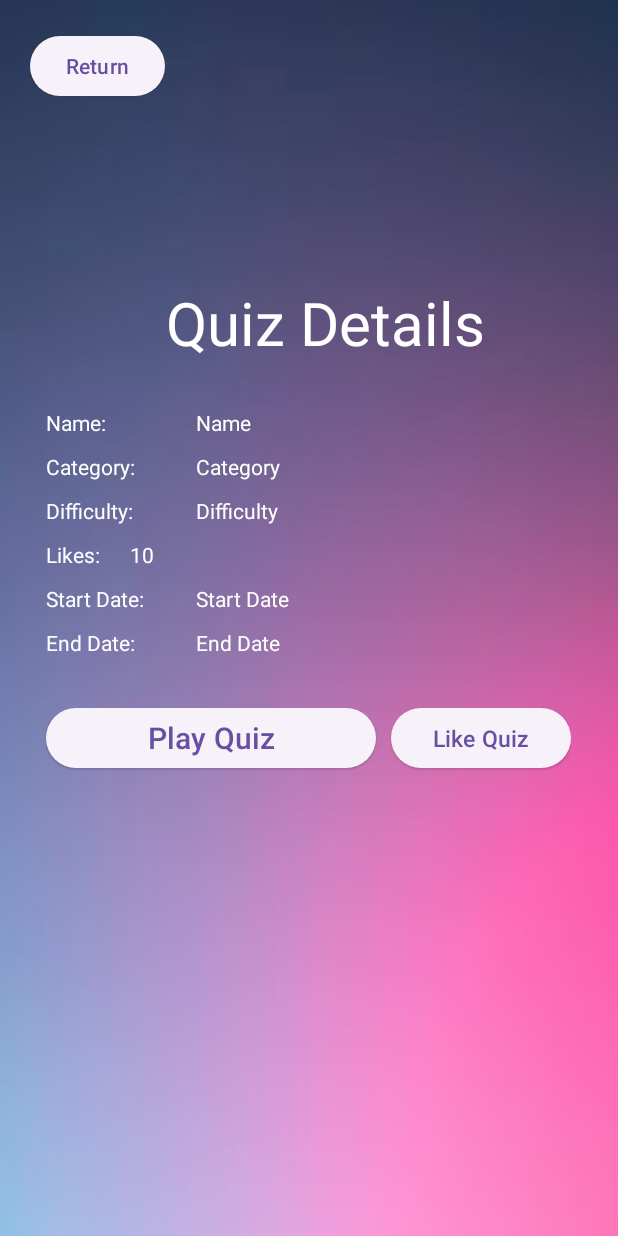
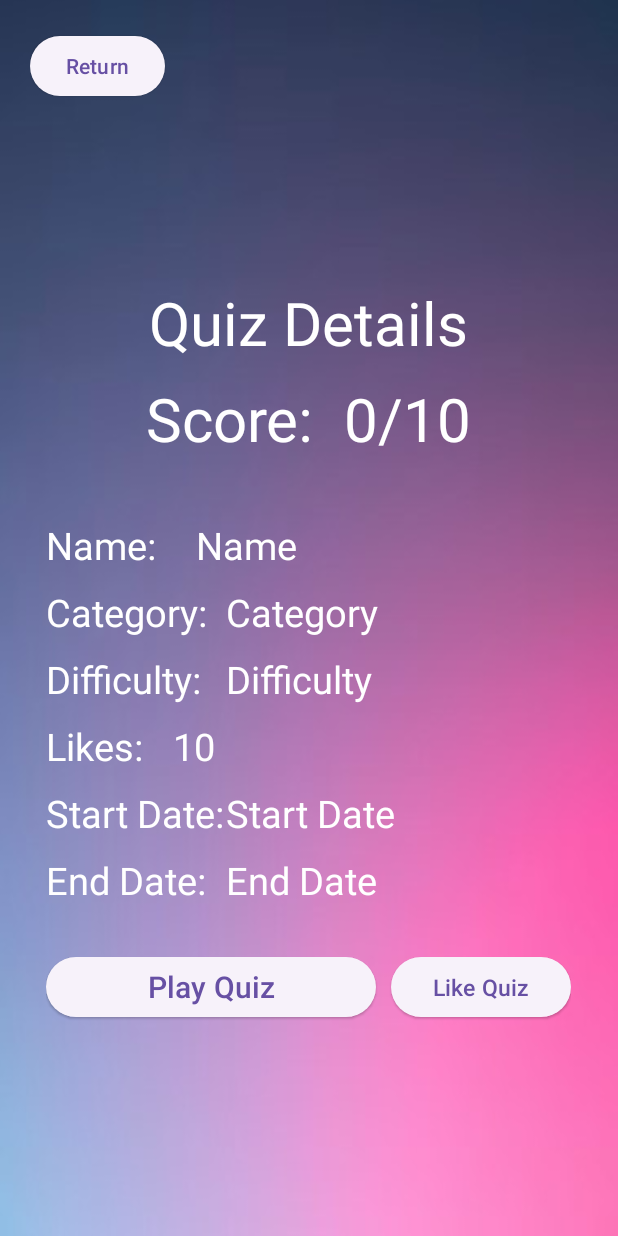
Before and after one commit to BarryHennett/ISCG7424_AndroidAssignment2, an Android app: the QuizDetailPage screen opened directly, with no data from a screen before it, on a phone screen of 412 x 824 dp. Run offline under Robolectric (Android 15) with nearby library versions, the phone set to English and light mode, and no system bars; our stand-ins replace Firebase (no records; nobody signed in at launch, a user with empty details on screens opened directly); 1 statement that could not run was skipped.

Commit message:
got many things working :+1:  :)

```diff
--- a/app/src/main/java/com/example/quizappassignment2/AdminPage.java
+++ b/app/src/main/java/com/example/quizappassignment2/AdminPage.java
@@ -55,7 +55,7 @@ public class AdminPage extends AppCompatActivity implements QuizAdapter.OnItemCl
         // Set item click listener for RecyclerView
         quizAdapter.setOnItemClickListener(this);
 
-        Button signOutButton = findViewById(R.id.admin_btn_sign_out);
+        Button signOutButton = findViewById(R.id.signoutbtnadmin);
         Button addQuizButton = findViewById(R.id.admincreatequizbtn);
 
         signOutButton.setOnClickListener(new View.OnClickListener() {
--- a/app/src/main/java/com/example/quizappassignment2/LoginPage.java
+++ b/app/src/main/java/com/example/quizappassignment2/LoginPage.java
@@ -33,10 +33,10 @@ public class LoginPage extends AppCompatActivity {
         mAuth = FirebaseAuth.getInstance();
 
         emailEditText = findViewById(R.id.editTextemail);
-        TextInputLayout passwordLayout = findViewById(R.id.login_txt_password);
+        TextInputLayout passwordLayout = findViewById(R.id.loginpasswordtxt);
         EditText passwordEditText = passwordLayout.getEditText();
-        loginButton = findViewById(R.id.login_btn_login);
-        signUpButton = findViewById(R.id.login_btn_sign_up);
+        loginButton = findViewById(R.id.loginbtn);
+        signUpButton = findViewById(R.id.signupbtnlgn);
 
         loginButton.setOnClickListener(new View.OnClickListener() {
             @Override
--- a/app/src/main/java/com/example/quizappassignment2/QuizAdapter.java
+++ b/app/src/main/java/com/example/quizappassignment2/QuizAdapter.java
@@ -73,9 +73,9 @@ public class QuizAdapter extends RecyclerView.Adapter<QuizAdapter.QuizViewHolder
             nameTextView = itemView.findViewById(R.id.quiznamerec);
             categoryTextView = itemView.findViewById(R.id.txtcategoryrec);
             difficultyTextView = itemView.findViewById(R.id.txtdifficultyrec);
-            startDateTextView = itemView.findViewById(R.id.rec_txt_start_date);
-            endDateTextView = itemView.findViewById(R.id.rec_txt_end_date);
-            likesTextView = itemView.findViewById(R.id.rec_txt_like); // Initialize TextView for likes
+            startDateTextView = itemView.findViewById(R.id.startdatetxt);
+            endDateTextView = itemView.findViewById(R.id.enddatetxt);
+            likesTextView = itemView.findViewById(R.id.liketxt); // Initialize TextView for likes
 
             // Set click listener for the entire item
             itemView.setOnClickListener(new View.OnClickListener() {
--- a/app/src/main/java/com/example/quizappassignment2/QuizDetailPage.java
+++ b/app/src/main/java/com/example/quizappassignment2/QuizDetailPage.java
@@ -29,14 +29,20 @@ public class QuizDetailPage extends AppCompatActivity {
     private DatabaseReference quizRef;
     private String quizId;
     private boolean hasLiked = false;
+    private boolean isPlayable;
 
     @Override
     protected void onCreate(Bundle savedInstanceState) {
         super.onCreate(savedInstanceState);
         setContentView(R.layout.activity_quiz_detail_page);
 
-        // Retrieve quiz ID from intent extras
+        // Retrieve quiz ID and playability flag from intent extras
         quizId = getIntent().getStringExtra("quizId");
+        isPlayable = getIntent().getBooleanExtra("isPlayable", false);
+
+        // Retrieve the score if available
+        int score = getIntent().getIntExtra("score", -1);
+
         if (quizId == null) {
             Log.e(TAG, "Quiz ID is null");
             Toast.makeText(this, "Invalid quiz ID", Toast.LENGTH_SHORT).show();
@@ -83,6 +89,12 @@ public class QuizDetailPage extends AppCompatActivity {
                         startDateTextView.setText(startDate);
                         endDateTextView.setText(endDate);
 
+                        // Update the score if available
+                        if (score >= 0) {
+                            TextView scoreTextView = findViewById(R.id.detailscore);
+                            scoreTextView.setText(score + "/10");
+                        }
+
                     } catch (Exception e) {
                         Log.e(TAG, "Error retrieving quiz details: " + e.getMessage());
                         Toast.makeText(QuizDetailPage.this, "Failed to load quiz details", Toast.LENGTH_SHORT).show();
@@ -116,6 +128,8 @@ public class QuizDetailPage extends AppCompatActivity {
 
         // Set click listener for the Play Quiz button
         Button playQuizButton = findViewById(R.id.Playquizbtn);
+        if (isPlayable) {
+            playQuizButton.setVisibility(View.VISIBLE);
             playQuizButton.setOnClickListener(new View.OnClickListener() {
                 @Override
                 public void onClick(View v) {
@@ -125,6 +139,9 @@ public class QuizDetailPage extends AppCompatActivity {
                     startActivity(intent);
                 }
             });
+        } else {
+            playQuizButton.setVisibility(View.GONE);
+        }
 
         // Set click listener for the Like Quiz button
         Button likeQuizButton = findViewById(R.id.LikeQuizBTN);
--- a/app/src/main/res/layout/activity_quiz_detail_page.xml
+++ b/app/src/main/res/layout/activity_quiz_detail_page.xml
@@ -32,14 +32,13 @@
 
     <LinearLayout
         android:layout_marginTop="100dp"
-        android:layout_width="350dp"
+        android:layout_width="wrap_content"
         android:layout_height="wrap_content"
         android:layout_gravity="center_horizontal">
 
         <TextView
             android:layout_width="wrap_content"
             android:layout_height="wrap_content"
-            android:layout_marginStart="80dp"
             android:layout_gravity="center_horizontal"
             android:gravity="center_horizontal|center_vertical"
             android:text="Quiz Details"
@@ -47,6 +46,39 @@
             android:textSize="40sp" />
 
 
+    </LinearLayout>
+
+    <LinearLayout
+        android:layout_width="wrap_content"
+        android:layout_height="wrap_content"
+        android:layout_gravity="center_horizontal"
+        android:layout_marginTop="10dp"
+        android:orientation="horizontal">
+
+        <LinearLayout
+            android:layout_width="wrap_content"
+            android:layout_height="wrap_content"
+            android:layout_gravity="center_horizontal"
+            android:layout_marginTop="10dp">
+
+            <TextView
+                android:layout_width="wrap_content"
+                android:layout_height="wrap_content"
+                android:layout_marginStart="10dp"
+                android:text="Score: "
+                android:textColor="#FFFFFF"
+                android:textSize="40sp" />
+
+            <TextView
+                android:id="@+id/detailscore"
+                android:layout_width="wrap_content"
+                android:layout_height="wrap_content"
+                android:layout_marginStart="10dp"
+                android:text="0/10 "
+                android:textColor="#FFFFFF"
+                android:textSize="40sp" />
+
+        </LinearLayout>
     </LinearLayout>
 
     <LinearLayout
@@ -58,7 +90,6 @@
         >
 
         <LinearLayout
-
             android:layout_width="match_parent"
             android:layout_height="wrap_content">
 
@@ -66,6 +97,7 @@
                 android:layout_width="100dp"
                 android:layout_height="wrap_content"
                 android:text="Name:"
+                android:textSize="25sp"
                 android:textColor="#FFFFFF"/>
 
             <TextView
@@ -74,6 +106,7 @@
                 android:layout_height="wrap_content"
                 android:layout_weight="1"
                 android:text="Name"
+                android:textSize="25sp"
                 android:textColor="#FFFFFF"/>
         </LinearLayout>
 
@@ -85,8 +118,9 @@
             <TextView
                 android:layout_width="wrap_content"
                 android:layout_height="wrap_content"
-                android:width="100dp"
+                android:width="120dp"
                 android:text="Category:"
+                android:textSize="25sp"
                 android:textColor="#FFFFFF"/>
 
             <TextView
@@ -94,6 +128,7 @@
                 android:layout_width="match_parent"
                 android:layout_height="wrap_content"
                 android:text="Category"
+                android:textSize="25sp"
                 android:textColor="#FFFFFF"/>
         </LinearLayout>
 
@@ -105,8 +140,9 @@
             <TextView
                 android:layout_width="wrap_content"
                 android:layout_height="wrap_content"
-                android:width="100dp"
+                android:width="120dp"
                 android:text="Difficulty:"
+                android:textSize="25sp"
                 android:textColor="#FFFFFF"/>
 
             <TextView
@@ -114,6 +150,7 @@
                 android:layout_width="match_parent"
                 android:layout_height="wrap_content"
                 android:text="Difficulty"
+                android:textSize="25sp"
                 android:textColor="#FFFFFF"/>
         </LinearLayout>
 
@@ -125,6 +162,7 @@
                 android:layout_width="wrap_content"
                 android:layout_height="wrap_content"
                 android:text="Likes:"
+                android:textSize="25sp"
                 android:textColor="#FFFFFF"/>
 
             <TextView
@@ -133,6 +171,7 @@
                 android:layout_height="wrap_content"
                 android:layout_marginStart="20dp"
                 android:text="10"
+                android:textSize="25sp"
                 android:textColor="#FFFFFF"/>
         </LinearLayout>
 
@@ -144,8 +183,10 @@
             <TextView
                 android:layout_width="wrap_content"
                 android:layout_height="wrap_content"
-                android:width="100dp"
+                android:width="120dp"
                 android:text="Start Date:"
+                android:textSize="25sp"
+
                 android:textColor="#FFFFFF"/>
 
             <TextView
@@ -153,6 +194,7 @@
                 android:layout_width="match_parent"
                 android:layout_height="wrap_content"
                 android:text="Start Date"
+                android:textSize="25sp"
                 android:textColor="#FFFFFF"/>
         </LinearLayout>
 
@@ -164,8 +206,9 @@
             <TextView
                 android:layout_width="wrap_content"
                 android:layout_height="wrap_content"
-                android:width="100dp"
+                android:width="120dp"
                 android:text="End Date:"
+                android:textSize="25sp"
                 android:textColor="#FFFFFF"/>
 
             <TextView
@@ -173,6 +216,7 @@
                 android:layout_width="match_parent"
                 android:layout_height="wrap_content"
                 android:text="End Date"
+                android:textSize="25sp"
                 android:textColor="#FFFFFF"/>
         </LinearLayout>
         <LinearLayout
```
Also changed, not shown: app/src/main/java/com/example/quizappassignment2/PlayQuizPage.java (+33 -2 lines), app/src/main/java/com/example/quizappassignment2/UserPage.java (+23 -48 lines), app/src/main/res/layout/activity_admin_page.xml (+1 -11 lines), app/src/main/res/layout/activity_login_page.xml (+3 -4 lines), app/src/main/res/layout/activity_user_page.xml (+24 -11 lines), app/src/main/res/layout/quiz_recycler.xml (+3 -9 lines). Lines whose indentation alone changed are shown as unchanged.
